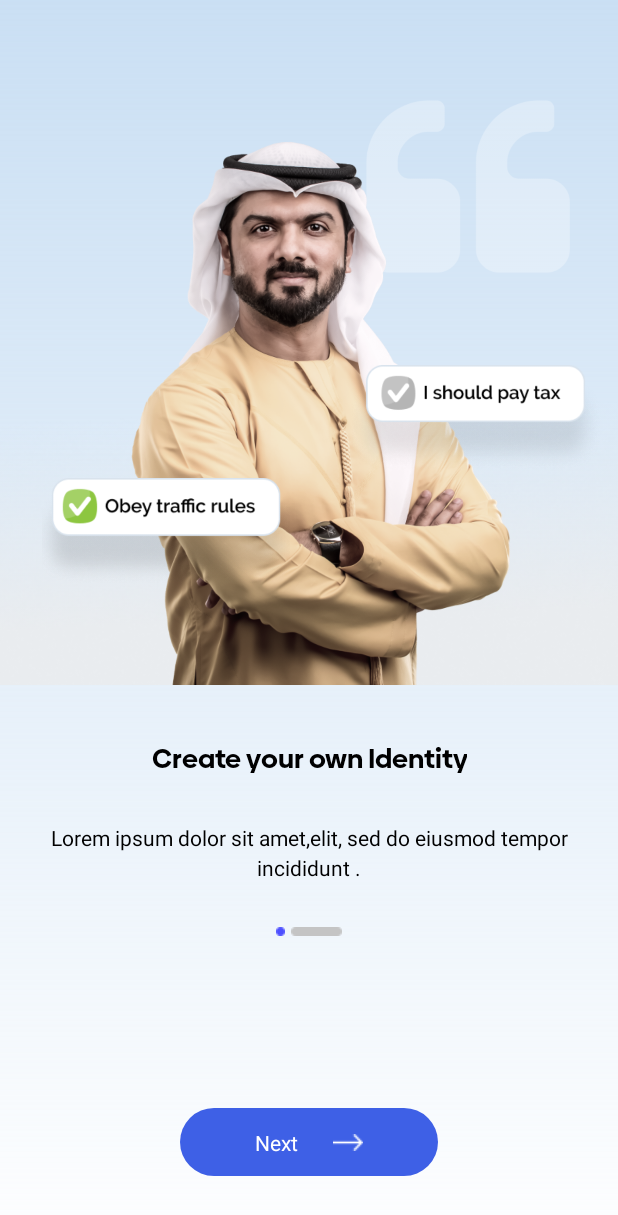
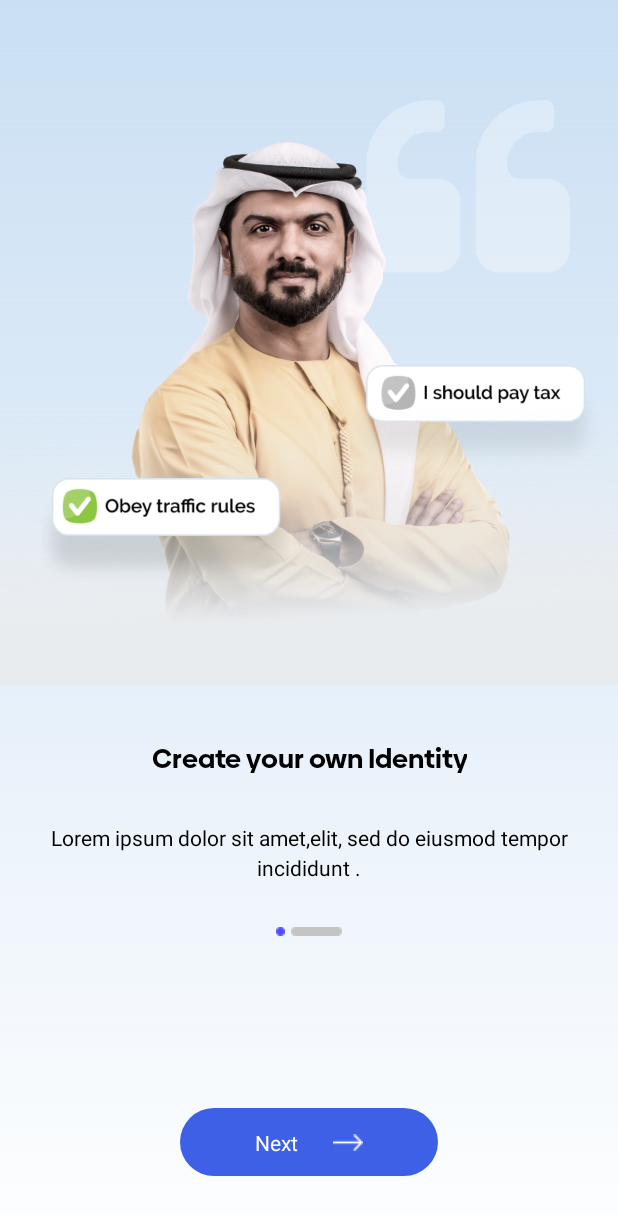
Before and after one commit to harishPadmanabh-accubits/EmcashCustomer, an Android app: the FirstIntroFragment screen opened directly, with no data from a screen before it, on a phone screen of 412 x 824 dp. Shown: the top 1215 px of the screen. Run offline under Robolectric (Android 15) with nearby library versions, the phone set to English and light mode, and no system bars; our stand-ins replace Timber; pictures from the network do not load; Roboto replaces fonts that are not available here.

```diff
--- a/emcash/src/main/AndroidManifest.xml
+++ b/emcash/src/main/AndroidManifest.xml
@@ -11,7 +11,10 @@
         android:label="@string/app_name"
         android:theme="@style/Theme.Emcash"
         tools:replace="android:theme">
-        <activity android:name=".ui.wallet.WalletActivity" />
+        <activity android:name=".ui.wallet.WalletActivity"
+            android:hardwareAccelerated="true"
+            android:screenOrientation="portrait"
+            />
         <activity
             android:name=".ui.home.HomeActivity"
             android:screenOrientation="portrait"
@@ -27,6 +30,7 @@
         <activity
             android:name=".ui.intro.IntroActivity"
             android:screenOrientation="portrait"
+            android:hardwareAccelerated="true"
             android:theme="@style/Theme.Emcash" />
 
         <meta-data
--- a/emcash/src/main/java/com/emcash/customerapp/ui/intro/FirstIntroFragment.kt
+++ b/emcash/src/main/java/com/emcash/customerapp/ui/intro/FirstIntroFragment.kt
@@ -35,11 +35,7 @@ class FirstIntroFragment : Fragment() {
         super.onViewCreated(view, savedInstanceState)
         initViewModel()
         btn_next.setOnClickListener {
-            if (isNougatOrAbove())
                 performExitTransitionAndNavigate(iv_intro_art_man)
-            else
-                viewModel._screenPosition.value = 1
-
 
         }
     }
--- a/emcash/src/main/java/com/emcash/customerapp/ui/intro/FourthIntroFragment.kt
+++ b/emcash/src/main/java/com/emcash/customerapp/ui/intro/FourthIntroFragment.kt
@@ -33,8 +33,7 @@ class FourthIntroFragment : Fragment() {
         super.onViewCreated(view, savedInstanceState)
         initViewModel()
 
-        if (isNougatOrAbove())
-            performEnterTransition()
+        performEnterTransition()
 
         btn_next.setOnClickListener {
             viewModel._screenPosition.value = 4
--- a/emcash/src/main/java/com/emcash/customerapp/ui/prepare/PrepareEmCashActivity.kt
+++ b/emcash/src/main/java/com/emcash/customerapp/ui/prepare/PrepareEmCashActivity.kt
@@ -46,9 +46,9 @@ class PrepareEmCashActivity : AppCompatActivity() {
         val screenWidth = displayMetrics.widthPixels
 
         val pushDown = TranslateAnimation(
-            0F, screenWidth.toFloat()/3, 0F, screenHeight.toFloat()/2
+            0F, screenWidth.toFloat()/4, 0F, screenHeight.toFloat()/2
         )
-        pushDown.duration = 1000
+        pushDown.duration = 750
         pushDown.fillAfter = true
         pushDown.setAnimationListener(object : Animation.AnimationListener {
             override fun onAnimationRepeat(p0: Animation?) {
--- a/emcash/src/main/java/com/emcash/customerapp/ui/prepare/PreparedFragment.kt
+++ b/emcash/src/main/java/com/emcash/customerapp/ui/prepare/PreparedFragment.kt
@@ -48,7 +48,9 @@ class PreparedFragment:Fragment() {
 //            startActivity(Intent(requireActivity(),HomeActivity::class.java),options.toBundle())
 //            requireActivity().finish()
 
-            startActivity(Intent(requireContext(),HomeActivity::class.java))
+            startActivity(Intent(requireContext(),HomeActivity::class.java).also {
+                it.putExtra("shouldAnimate",true)
+            })
         }
 
     }
--- /dev/null
+++ b/emcash/src/main/res/drawable/intro_gradient_white.xml
@@ -0,0 +1,21 @@
+<vector xmlns:android="http://schemas.android.com/apk/res/android"
+    xmlns:aapt="http://schemas.android.com/aapt"
+    android:width="375dp"
+    android:height="191dp"
+    android:viewportWidth="375"
+    android:viewportHeight="191">
+  <path
+      android:pathData="M0,0h375v191h-375z">
+    <aapt:attr name="android:fillColor">
+      <gradient
+          android:startY="16.1959"
+          android:startX="187"
+          android:endY="141.815"
+          android:endX="191.989"
+          android:type="linear">
+        <item android:offset="0" android:color="#00E1E7ED"/>
+        <item android:offset="1" android:color="#FFE9ECEF"/>
+      </gradient>
+    </aapt:attr>
+  </path>
+</vector>
--- a/emcash/src/main/res/layout/fragment_first_intro.xml
+++ b/emcash/src/main/res/layout/fragment_first_intro.xml
@@ -143,7 +143,8 @@
             android:id="@+id/iv_intro_msg_1"
             android:layout_width="165dp"
             android:layout_height="72dp"
-            android:elevation="@dimen/dp8"
+            android:elevation="@dimen/dp16"
+
             android:scaleType="centerCrop"
             android:src="@drawable/intro_msg_1"
             app:layout_constraintEnd_toStartOf="@+id/guideline11"
@@ -160,11 +161,12 @@
             app:layout_constraintTop_toTopOf="@+id/guideline10" />
 
 
-        <ImageView
+        <androidx.appcompat.widget.AppCompatImageView
             android:layout_width="0dp"
             android:layout_height="wrap_content"
             android:scaleType="centerCrop"
-            android:src="@drawable/intro_gradient_white"
+            android:elevation="@dimen/dp12"
+            app:srcCompat="@drawable/intro_gradient_white"
             app:layout_constraintBottom_toBottomOf="parent"
             app:layout_constraintEnd_toEndOf="@+id/iv_intro_art_man"
             app:layout_constraintStart_toStartOf="@+id/iv_intro_art_man" />
```
Also changed, not shown: emcash/src/main/java/com/emcash/customerapp/ui/home/HomeActivity.kt (+11 -0 lines), emcash/src/main/java/com/emcash/customerapp/ui/intro/SecondIntroFragment.kt (+20 -10 lines), emcash/src/main/java/com/emcash/customerapp/ui/intro/ThirdIntroFragment.kt (+7 -1 lines), emcash/src/main/res/layout/fragment_second_intro.xml (+18 -6 lines), emcash/src/main/res/layout/fragment_third_intro.xml (+49 -5 lines), emcash/src/main/res/drawable/intro_gradient_white.png (deleted), emcash/src/main/res/drawable/intro_image_coin.png (added), emcash/src/main/res/drawable/intro_phones.png (added), emcash/src/main/res/drawable/intro_small_coin.png (added), emcash/src/main/res/drawable/small_coin.png (added).
